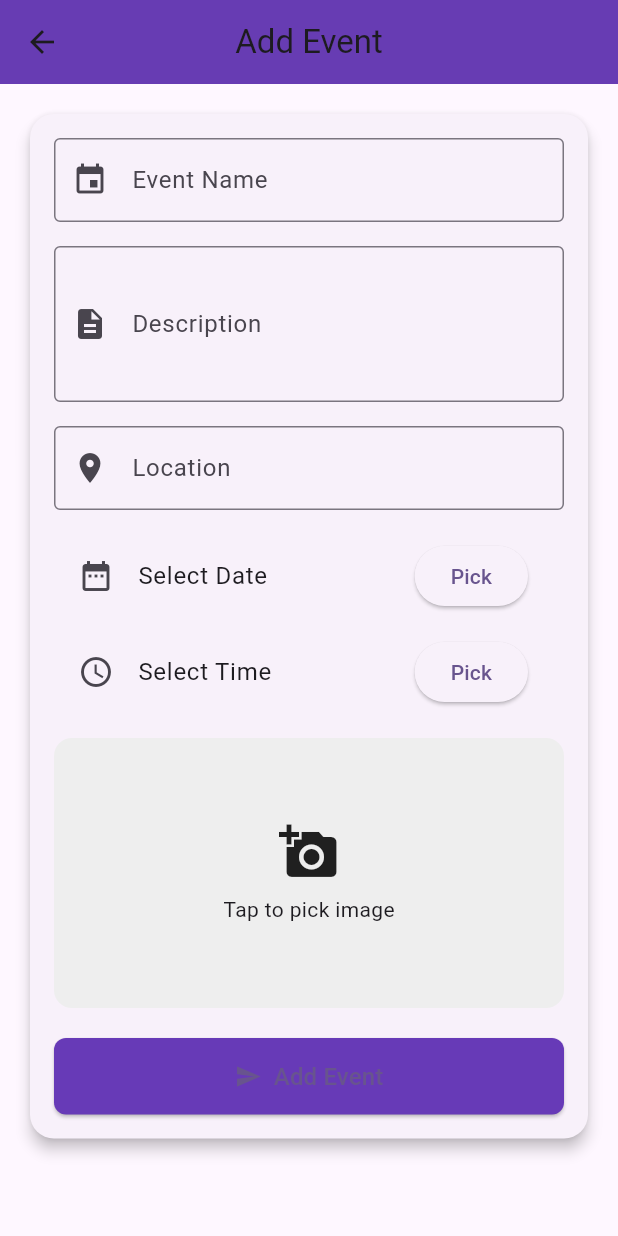
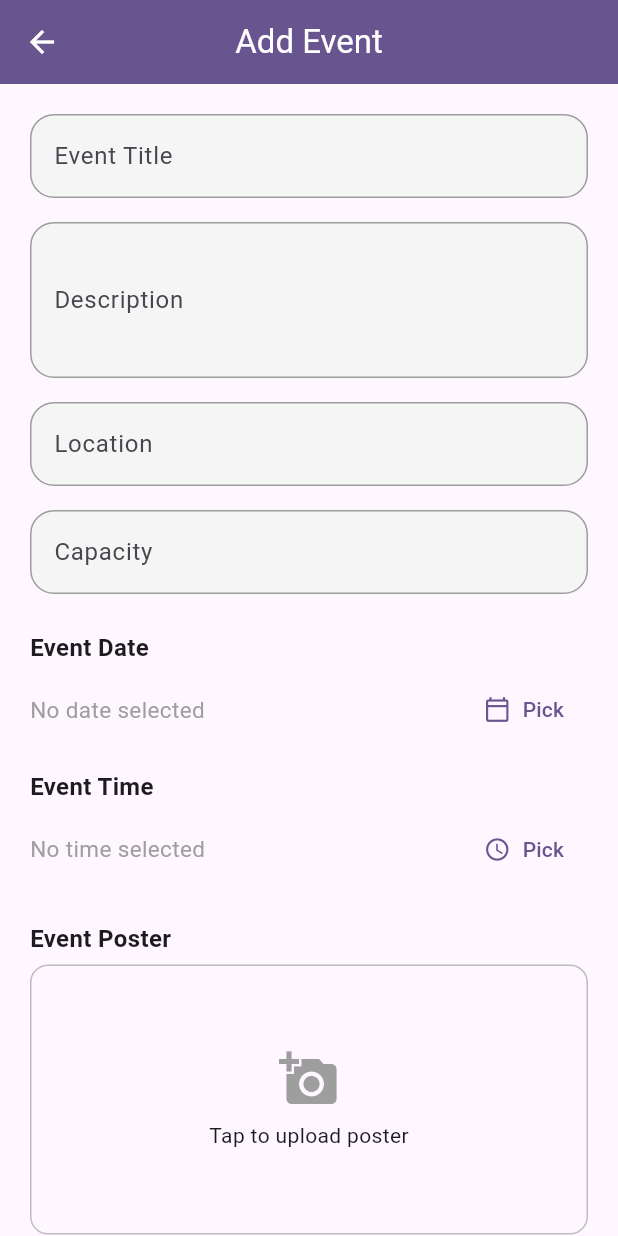
Before and after one commit to ShreekrishnaHegde/EventZone_Frontend, a Flutter app: the AddEventScreen screen opened directly, on a phone screen of 412 x 824 dp. Run offline on Flutter 3.47's test engine with Material 3 defaults, Android fonts, the phone set to English and light mode, and no system bars; our stand-ins replace flutter_dotenv, flutter_secure_storage, image_picker; accounts and stored records are empty.

Commit message:
Add event screen

```diff
--- a/lib/models/event_model.dart
+++ b/lib/models/event_model.dart
@@ -2,6 +2,7 @@ import 'dart:convert';
 
 class Event {
   String? id;
+  final String? publicId;
   String title;
   String description;
   DateTime date;
@@ -17,6 +18,7 @@ class Event {
     this.location,
     this.time,
     this.imageUrl,
+    this.publicId
   });
 
   factory Event.fromJson(Map<String, dynamic> json) {
@@ -28,6 +30,7 @@ class Event {
       location: json['location'],
       time: json['time'],
       imageUrl: json['imageUrl'],
+      publicId: json['publicId'] ?? '',
     );
   }
 
@@ -38,7 +41,6 @@ class Event {
       "date": date.toIso8601String(),
       "location": location,
       "time": time,
-      "imageUrl": imageUrl,
     };
   }
 }
--- a/lib/service/event_service/event_service.dart
+++ b/lib/service/event_service/event_service.dart
@@ -15,7 +15,7 @@ class EventService {
   Future<List<Event>> fetchAllEvents() async {
     final token = await storage.getToken();
     final response = await http.get(
-      Uri.parse("$_baseUrl/all"),
+      Uri.parse("$_baseUrl/api/events/getAllEvents"),
       headers: {"Authorization": "Bearer $token"},
     );
 
@@ -42,10 +42,10 @@ class EventService {
     }
   }
 
-  Future<void> registerForEvent(int eventId) async {
+  Future<void> registerForEvent(String publicId) async {
     final token = await storage.getToken();
     final response = await http.post(
-      Uri.parse("$_baseUrl/register/$eventId"),
+      Uri.parse("$_baseUrl/api/register/$publicId"),
       headers: {"Authorization": "Bearer $token"},
     );
 
--- a/lib/views/attendee/attendee_home_view.dart
+++ b/lib/views/attendee/attendee_home_view.dart
@@ -3,7 +3,7 @@ import '../../models/event_model.dart';
 import '../../service/auth_service/auth_gate.dart';
 import '../../service/auth_service/auth_service.dart';
 import '../../service/event_service/event_service.dart';
-import '../host/host_profile_screen.dart';
+import 'attendee_profile_screen.dart';
 
 class AttendeeHomeView extends StatefulWidget {
   const AttendeeHomeView({super.key});
@@ -93,7 +93,7 @@ class _AttendeeHomeViewState extends State<AttendeeHomeView> {
                 Navigator.pop(context); // Close drawer
                 Navigator.push(
                   context,
-                  MaterialPageRoute(builder: (context) => const HostProfileScreen()),
+                  MaterialPageRoute(builder: (context) => const AttendeeProfileScreen()),
                 );
               },
             ),
@@ -145,7 +145,7 @@ class AllEventsScreen extends StatelessWidget {
                 trailing: ElevatedButton(
                   onPressed: () async {
                     try {
-                      // await eventService.registerForEvent(event.id);
+                      await eventService.registerForEvent(event.publicId!);
                       ScaffoldMessenger.of(context).showSnackBar(
                         const SnackBar(content: Text("Registered successfully")),
                       );
--- a/lib/views/attendee/attendee_profile_screen.dart
+++ b/lib/views/attendee/attendee_profile_screen.dart
@@ -76,10 +76,10 @@ class _AttendeeProfileScreenState extends State<AttendeeProfileScreen> {
           }
 
           final profile = snapshot.data!;
-          _fullnameController.text=profile.fullname;
+          _fullnameController.text=profile.fullName;
           _collegeNameController.text=profile.collegeName;
           _branchNameController.text=profile.branchName;
-          _USNController.text=profile.USN;
+          _USNController.text=profile.usn;
           return SingleChildScrollView(
             padding: const EdgeInsets.all(16),
             child: Form(
@@ -112,7 +112,7 @@ class _AttendeeProfileScreenState extends State<AttendeeProfileScreen> {
                   const SizedBox(height: 12),
                   TextFormField(
                     readOnly: true,
-                    initialValue: profile.role,
+                    initialValue: "Attendee",
                     decoration: buildInputDecoration("Role", Icons.person),
                   ),
                   const SizedBox(height: 12),
--- a/lib/views/host/add_event_screen.dart
+++ b/lib/views/host/add_event_screen.dart
@@ -1,10 +1,9 @@
 import 'dart:io';
+import 'package:eventzone_frontend/service/host_service/host_event_service.dart';
 import 'package:flutter/material.dart';
 import 'package:image_picker/image_picker.dart';
 import 'package:intl/intl.dart';
-
 import '../../models/event_model.dart';
-import '../../service/host_service/host_event_service.dart';
 
 class AddEventScreen extends StatefulWidget {
   const AddEventScreen({super.key});
@@ -15,18 +14,19 @@ class AddEventScreen extends StatefulWidget {
 
 class _AddEventScreenState extends State<AddEventScreen> {
   final _formKey = GlobalKey<FormState>();
-  final _nameController = TextEditingController();
+  final _titleController = TextEditingController();
   final _descriptionController = TextEditingController();
   final _locationController = TextEditingController();
+  final _capacityController = TextEditingController();
 
   DateTime? _selectedDate;
   TimeOfDay? _selectedTime;
-  File? _image;
+  File? _poster;
 
   final ImagePicker _picker = ImagePicker();
 
   Future<void> _pickDate() async {
-    final DateTime? picked = await showDatePicker(
+    final picked = await showDatePicker(
       context: context,
       firstDate: DateTime.now(),
       lastDate: DateTime(2100),
@@ -36,206 +36,262 @@ class _AddEventScreenState extends State<AddEventScreen> {
   }
 
   Future<void> _pickTime() async {
-    final TimeOfDay? picked =
-    await showTimePicker(context: context, initialTime: TimeOfDay.now());
+    final picked = await showTimePicker(
+      context: context,
+      initialTime: TimeOfDay.now(),
+    );
     if (picked != null) setState(() => _selectedTime = picked);
   }
 
-  Future<void> _pickImage() async {
-    final XFile? pickedFile =
-    await _picker.pickImage(source: ImageSource.gallery);
-    if (pickedFile != null) setState(() => _image = File(pickedFile.path));
+  Future<void> _pickPoster() async {
+    final pickedFile = await _picker.pickImage(source: ImageSource.gallery);
+    if (pickedFile != null) setState(() => _poster = File(pickedFile.path));
   }
 
-  void _submitForm() async {
-    if (_formKey.currentState!.validate()) {
+  Future<void> _submitForm() async {
+    if (!_formKey.currentState!.validate()) return;
     if (_selectedDate == null || _selectedTime == null) {
       ScaffoldMessenger.of(context).showSnackBar(
         const SnackBar(content: Text("Please select date and time")),
       );
       return;
     }
+    final newEvent = Event(
+      title: _titleController.text.trim(),
+      description: _descriptionController.text.trim(),
+      date: _selectedDate!, // keep date separate
+      location: _locationController.text.trim(),
+      time:
+      "${_selectedTime!.hour.toString().padLeft(2, '0')}:${_selectedTime!.minute.toString().padLeft(2, '0')}", // keep time separate
+    );
+    showDialog(
+      context: context,
+      barrierDismissible: false,
+      builder: (_) => const Center(child: CircularProgressIndicator()),
+    );
+    bool success = false;
 
     try {
-        final success = await EventService().createOrUpdateEvent(
-          title: _nameController.text,
-          description: _descriptionController.text,
-          date: DateTime(
-            _selectedDate!.year,
-            _selectedDate!.month,
-            _selectedDate!.day,
-          ),
-          location: _locationController.text,
-          time:
-          "${_selectedTime!.hour.toString().padLeft(2, '0')}:${_selectedTime!.minute.toString().padLeft(2, '0')}",
-          imageFile: _image, // null if not picked
-        );
+      success = await HostEventService().createEvent(eventData: newEvent,imageFile: _poster);
+    } finally {
+      Navigator.pop(context); // remove loading indicator
+    }
 
     if (success) {
       ScaffoldMessenger.of(context).showSnackBar(
-            const SnackBar(content: Text("Event submitted successfully")),
+        const SnackBar(content: Text("Event created successfully")),
       );
-          Navigator.pop(context);
+      Navigator.pop(context, true); // return true to refresh previous screen
     } else {
       ScaffoldMessenger.of(context).showSnackBar(
-            const SnackBar(content: Text("Failed to submit event")),
-          );
-        }
-      } catch (e) {
-        ScaffoldMessenger.of(context).showSnackBar(
-          SnackBar(content: Text("Error: $e")),
+        const SnackBar(content: Text("Something went wrong. Please try again.")),
       );
     }
   }
+
+  Widget _sectionTitle(String text) {
+    return Padding(
+      padding: const EdgeInsets.only(bottom: 6),
+      child: Text(
+        text,
+        style: const TextStyle(
+          fontSize: 16,
+          fontWeight: FontWeight.w600,
+        ),
+      ),
+    );
   }
-
-
+  InputDecoration buildInputDecoration(String labelText,) {
+    return InputDecoration(
+      border: UnderlineInputBorder(),
+      labelText: labelText,
+      enabledBorder: OutlineInputBorder(
+        borderSide: BorderSide(color: Colors.grey),
+        borderRadius: BorderRadius.circular(16.0),
+      ),
+      focusedBorder: OutlineInputBorder(
+        borderSide: BorderSide(color: Color(0xFF140447), width: 2.0),
+        borderRadius: BorderRadius.circular(8.0),
+      ),
+      errorBorder: OutlineInputBorder(
+        borderSide: BorderSide(color: Colors.red, width: 1.5),
+        borderRadius: BorderRadius.circular(16.0),
+      ),
+      focusedErrorBorder: OutlineInputBorder(
+        borderSide: BorderSide(color: Colors.red, width: 2.0),
+        borderRadius: BorderRadius.circular(16.0),
+      ),
+      // prefixIcon: Icon(icon, color: Colors.grey),
+      filled: true,
+      fillColor: Colors.grey.shade100,
+    );
+  }
+  final ButtonStyle raisedButtonStyle = ElevatedButton.styleFrom(
+    foregroundColor: Colors.white,
+    backgroundColor: Color(0xFF140447),
+    minimumSize: Size(double.infinity,50),
+    // padding: EdgeInsets.symmetric(horizontal: 100),
+    shape: const RoundedRectangleBorder(
+      borderRadius: BorderRadius.all(Radius.circular(12)),
+    ),
+  );
+  Widget buildTextField({
+    required String label,
+    TextEditingController? controller,
+    bool obscure=false,
+    IconData? icon,
+    int maxLines=1,
+    TextInputType? keyboardType,
+    String? Function(String?)? validator
+  }){
+    return TextFormField(
+      controller: controller,
+      obscureText: obscure,
+      maxLines: maxLines,
+      keyboardType: keyboardType,
+      validator: validator,
+      decoration: buildInputDecoration(label),
+    );
+  }
 
   @override
   Widget build(BuildContext context) {
     final theme = Theme.of(context);
+
     return Scaffold(
       appBar: AppBar(
         title: const Text("Add Event"),
-        backgroundColor: Colors.deepPurple,
         centerTitle: true,
-        elevation: 4,
+        backgroundColor: theme.colorScheme.primary,
+        foregroundColor: Colors.white,
+        elevation: 0,
       ),
       body: SingleChildScrollView(
-        padding: const EdgeInsets.all(16),
-        child: Card(
-          shape:
-          RoundedRectangleBorder(borderRadius: BorderRadius.circular(16)),
-          elevation: 4,
-          child: Padding(
-            padding: const EdgeInsets.all(16),
+        padding: const EdgeInsets.all(20),
         child: Form(
           key: _formKey,
           child: Column(
+            crossAxisAlignment: CrossAxisAlignment.start,
             children: [
-                  // Event Name
-                  TextFormField(
-                    controller: _nameController,
-                    decoration: const InputDecoration(
-                      labelText: "Event Name",
-                      prefixIcon: Icon(Icons.event),
-                      border: OutlineInputBorder(),
-                    ),
-                    validator: (value) =>
-                    value == null || value.isEmpty ? 'Required' : null,
+              buildTextField(
+                label: "Event Title",
+                controller: _titleController,
+                icon: Icons.title,
+                validator: (v) => v == null || v.isEmpty ? "Required" : null,
               ),
               const SizedBox(height: 16),
-
-                  // Description
-                  TextFormField(
+              buildTextField(
+                label: "Description",
                 controller: _descriptionController,
-                    decoration: const InputDecoration(
-                      labelText: "Description",
-                      prefixIcon: Icon(Icons.description),
-                      border: OutlineInputBorder(),
-                    ),
                 maxLines: 3,
-                    validator: (value) =>
-                    value == null || value.isEmpty ? 'Required' : null,
+                icon: Icons.description,
+                validator: (v) => v == null || v.isEmpty ? "Required" : null,
               ),
               const SizedBox(height: 16),
-
-                  // Location
-                  TextFormField(
+              buildTextField(
+                label: "Location",
                 controller: _locationController,
-                    decoration: const InputDecoration(
-                      labelText: "Location",
-                      prefixIcon: Icon(Icons.location_on),
-                      border: OutlineInputBorder(),
-                    ),
-                    validator: (value) =>
-                    value == null || value.isEmpty ? 'Required' : null,
+                icon: Icons.location_on,
+                validator: (v) => v == null || v.isEmpty ? "Required" : null,
               ),
               const SizedBox(height: 16),
-
-                  // Date Picker
-                  ListTile(
-                    leading: const Icon(Icons.date_range),
-                    title: Text(_selectedDate == null
-                        ? "Select Date"
-                        : DateFormat('yMMMd').format(_selectedDate!)),
-                    trailing: ElevatedButton(
-                      onPressed: _pickDate,
-                      child: const Text("Pick"),
+              buildTextField(
+                label: "Capacity",
+                controller: _capacityController,
+                icon:Icons.people,
+                validator: (v) {
+                  if (v != null && v.isNotEmpty) {
+                    if (int.tryParse(v) == null) {
+                      return "Enter a valid number";
+                    }
+                  }
+                  return null;
+                },
+              ),
+              const SizedBox(height: 24),
+              _sectionTitle("Event Date"),
+              Row(
+                children: [
+                  Expanded(
+                    child: Text(
+                      _selectedDate == null
+                          ? "No date selected"
+                          : DateFormat('yMMMd').format(_selectedDate!),
+                      style: TextStyle(
+                          fontSize: 15,
+                          color: _selectedDate == null
+                              ? Colors.grey
+                              : theme.colorScheme.onSurface),
                     ),
                   ),
-                  const SizedBox(height: 8),
-
-                  // Time Picker
-                  ListTile(
-                    leading: const Icon(Icons.access_time),
-                    title: Text(_selectedTime == null
-                        ? "Select Time"
-                        : _selectedTime!.format(context)),
-                    trailing: ElevatedButton(
-                      onPressed: _pickTime,
-                      child: const Text("Pick"),
+                  TextButton.icon(
+                    onPressed: _pickDate,
+                    icon: const Icon(Icons.calendar_today_outlined, size: 18),
+                    label: const Text("Pick"),
+                  ),
+                ],
+              ),
+              const SizedBox(height: 16),
+              _sectionTitle("Event Time"),
+              Row(
+                children: [
+                  Expanded(
+                    child: Text(
+                      _selectedTime == null
+                          ? "No time selected"
+                          : _selectedTime!.format(context),
+                      style: TextStyle(
+                          fontSize: 15,
+                          color: _selectedTime == null
+                              ? Colors.grey
+                              : theme.colorScheme.onSurface),
                     ),
                   ),
-                  const SizedBox(height: 16),
+                  TextButton.icon(
+                    onPressed: _pickTime,
+                    icon: const Icon(Icons.access_time, size: 18),
+                    label: const Text("Pick"),
+                  ),
+                ],
+              ),
+              const SizedBox(height: 24),
 
-                  // Image Picker
+              // Poster Upload
+              _sectionTitle("Event Poster"),
               GestureDetector(
-                    onTap: _pickImage,
-                    child: ClipRRect(
-                      borderRadius: BorderRadius.circular(12),
+                onTap: _pickPoster,
                 child: Container(
                   height: 180,
                   width: double.infinity,
-                        color: Colors.grey.shade200,
-                        child: _image == null
+                  decoration: BoxDecoration(
+                    border: Border.all(color: Colors.grey.shade400),
+                    borderRadius: BorderRadius.circular(12),
+                  ),
+                  child: _poster == null
                       ? Column(
                     mainAxisAlignment: MainAxisAlignment.center,
                     children: const [
-                            Icon(Icons.add_a_photo, size: 40),
+                      Icon(Icons.add_a_photo,
+                          size: 40, color: Colors.grey),
                       SizedBox(height: 8),
-                            Text("Tap to pick image"),
+                      Text("Tap to upload poster"),
                     ],
                   )
-                            : Stack(
-                          fit: StackFit.expand,
-                          children: [
-                            Image.file(_image!, fit: BoxFit.cover),
-                            Container(
-                              color: Colors.black26,
-                              child: const Center(
-                                child: Icon(Icons.edit,
-                                    color: Colors.white, size: 40),
-                              ),
-                            ),
-                          ],
+                      : ClipRRect(
+                    borderRadius: BorderRadius.circular(12),
+                    child: Image.file(_poster!, fit: BoxFit.cover),
                   ),
                 ),
               ),
-                  ),
-                  const SizedBox(height: 20),
+              const SizedBox(height: 30),
 
-                  // Submit Button
-                  SizedBox(
-                    width: double.infinity,
-                    child: ElevatedButton.icon(
-                      style: ElevatedButton.styleFrom(
-                        backgroundColor: Colors.deepPurple,
-                        padding: const EdgeInsets.symmetric(vertical: 14),
-                        shape: RoundedRectangleBorder(
-                            borderRadius: BorderRadius.circular(8)),
-                      ),
+              ElevatedButton.icon(
                 onPressed: _submitForm,
                 icon: const Icon(Icons.send),
-                      label: const Text(
-                        "Add Event",
-                        style: TextStyle(fontSize: 16),
-                      ),
-                    ),
-                  ),
+                label: const Text("Create Event"),
+                style: raisedButtonStyle,
+              )
             ],
-              ),
-            ),
           ),
         ),
       ),
```
Also changed, not shown: lib/models/attendee_profile.dart (+11 -12 lines), lib/models/host_profile.dart (+15 -17 lines), lib/service/host_service/host_event_service.dart (+44 -61 lines), lib/views/host/host_profile_screen.dart (+13 -12 lines). Lines whose indentation alone changed are shown as unchanged.
